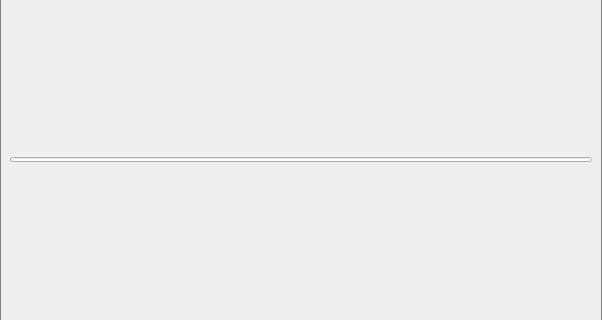
First picture: the form in qt/python/mantidqtinterfaces/mantidqtinterfaces/Engineering/gui/engineering_diffraction/tabs/fitting/plotting/plot_widget.ui, repository mantidproject/mantid, before the edit; both pictures show x 0 to 602 and y 97 to 417 of the 602 by 514 pixel window.
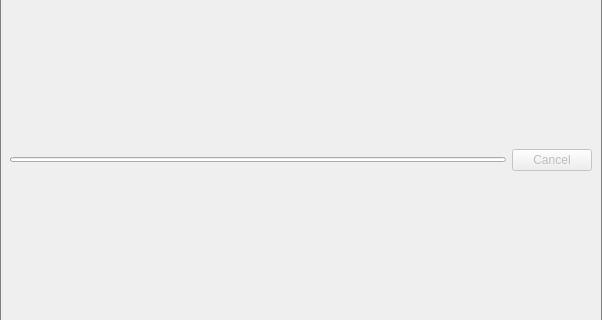
Second picture: the form after the edit.

Commit message:
Add fit all cancel button
Not able to catch exception on user cancel
as AsyncTask error_callback not called in this case

The edit to the form file:
```diff
--- a/qt/python/mantidqtinterfaces/mantidqtinterfaces/Engineering/gui/engineering_diffraction/tabs/fitting/plotting/plot_widget.ui
+++ b/qt/python/mantidqtinterfaces/mantidqtinterfaces/Engineering/gui/engineering_diffraction/tabs/fitting/plotting/plot_widget.ui
@@ -57,6 +57,8 @@
            <layout class="QVBoxLayout" name="vLayout_fitprop"/>
           </item>
           <item row="1" column="0">
+           <layout class="QGridLayout" name="gridLayout_4">
+            <item row="1" column="0">
            <widget class="QProgressBar" name="fit_progress_bar">
             <property name="maximumSize">
              <size>
@@ -74,6 +76,18 @@
              <bool>false</bool>
             </property>
            </widget>
+            </item>
+            <item row="1" column="1">
+             <widget class="QPushButton" name="cancel_button">
+              <property name="enabled">
+               <bool>false</bool>
+              </property>
+              <property name="text">
+               <string>Cancel</string>
+              </property>
+             </widget>
+            </item>
+           </layout>
           </item>
          </layout>
         </item>
```
Lines whose indentation alone changed are shown as unchanged. The commit also changes 4 other files.
